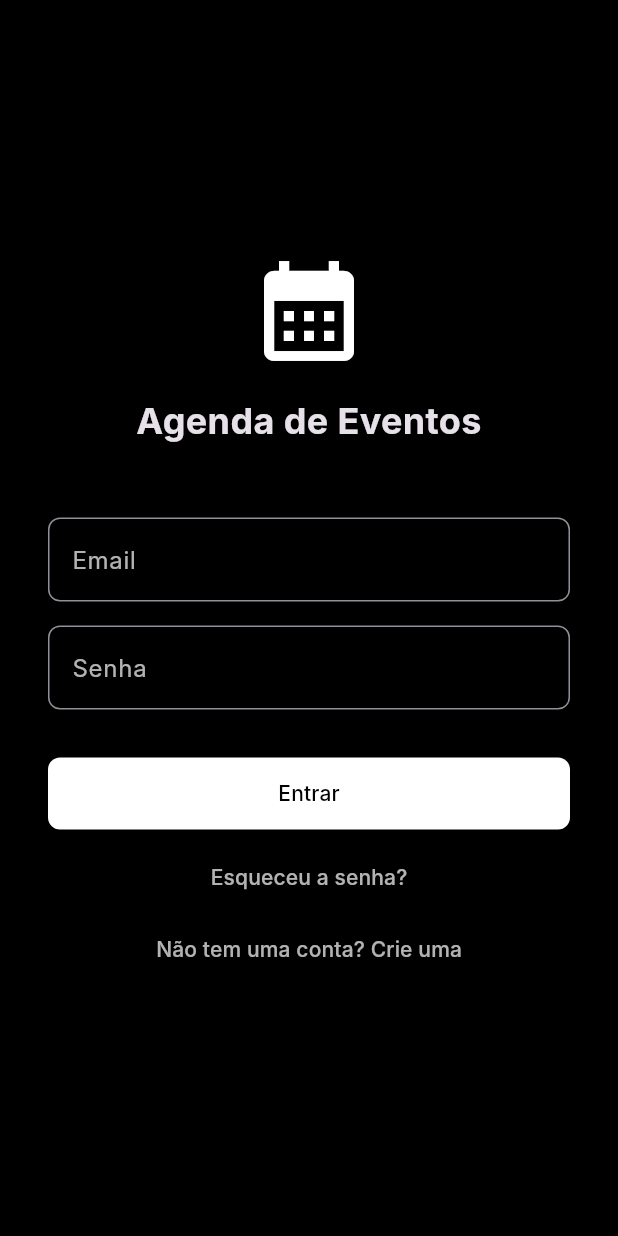
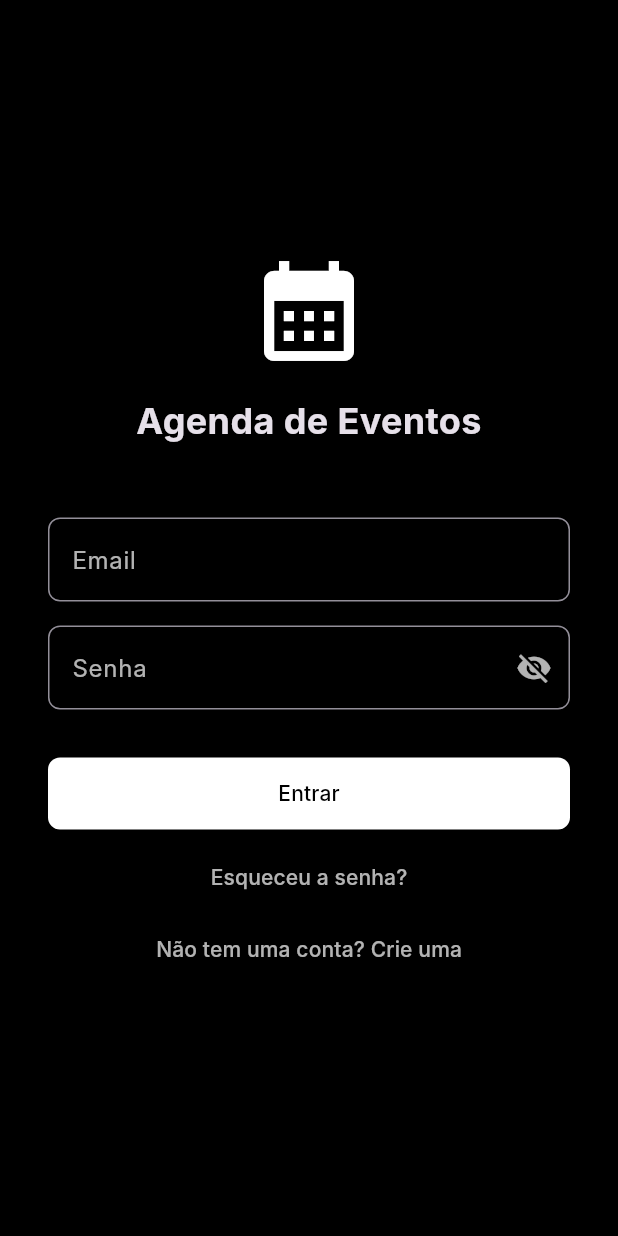
Before and after one commit to Cassio024/Projeto-Agenda-de-Shows, a Flutter app: the screen it shows after launch, on a phone screen of 412 x 824 dp. Run offline on Flutter 3.47's test engine with Material 3 defaults, Android fonts, the phone set to English and light mode, and no system bars; our stand-ins replace table_calendar; Roboto replaces fonts that are missing (Inter).

```diff
--- a/flutter_application_1/lib/screens/login_screen.dart
+++ b/flutter_application_1/lib/screens/login_screen.dart
@@ -5,7 +5,7 @@ import '../models/user_model.dart';
 import '../services/api_service.dart';
 import 'home_screen.dart';
 import 'signup_screen.dart';
-import 'forgot_password_screen.dart'; // Importa a nova tela
+import 'forgot_password_screen.dart';
 
 class LoginScreen extends StatefulWidget {
   const LoginScreen({Key? key}) : super(key: key);
@@ -19,6 +19,7 @@ class _LoginScreenState extends State<LoginScreen> {
   final _emailController = TextEditingController();
   final _passwordController = TextEditingController();
   bool _isLoading = false;
+  bool _isPasswordVisible = false; // Estado para controlar a visibilidade da senha
 
   @override
   void dispose() {
@@ -80,12 +81,30 @@ class _LoginScreenState extends State<LoginScreen> {
                   validator: (value) => value!.trim().isEmpty ? 'Por favor, insira o seu email' : null,
                 ),
                 const SizedBox(height: 16),
+                // ===== INÍCIO DA ALTERAÇÃO =====
                 TextFormField(
                   controller: _passwordController,
-                  decoration: const InputDecoration(labelText: 'Senha'),
-                  obscureText: true,
+                  obscureText: !_isPasswordVisible, // Usa o estado para esconder/mostrar
+                  decoration: InputDecoration(
+                    labelText: 'Senha',
+                    // Adiciona o ícone no final do campo
+                    suffixIcon: IconButton(
+                      icon: Icon(
+                        // Muda o ícone baseado na visibilidade
+                        _isPasswordVisible ? Icons.visibility : Icons.visibility_off,
+                        color: Colors.white70,
+                      ),
+                      onPressed: () {
+                        // Inverte o estado da visibilidade ao clicar
+                        setState(() {
+                          _isPasswordVisible = !_isPasswordVisible;
+                        });
+                      },
+                    ),
+                  ),
                   validator: (value) => value!.isEmpty ? 'Por favor, insira a sua senha' : null,
                 ),
+                // ===== FIM DA ALTERAÇÃO =====
                 const SizedBox(height: 32),
                 ElevatedButton(
                   onPressed: _isLoading ? null : _login,
```
Also changed, not shown: flutter_application_1/pubspec.yaml (+11 -2 lines), flutter_application_1/assets/icon.png (added), flutter_application_1/pubspec.lock, 28 other files.
